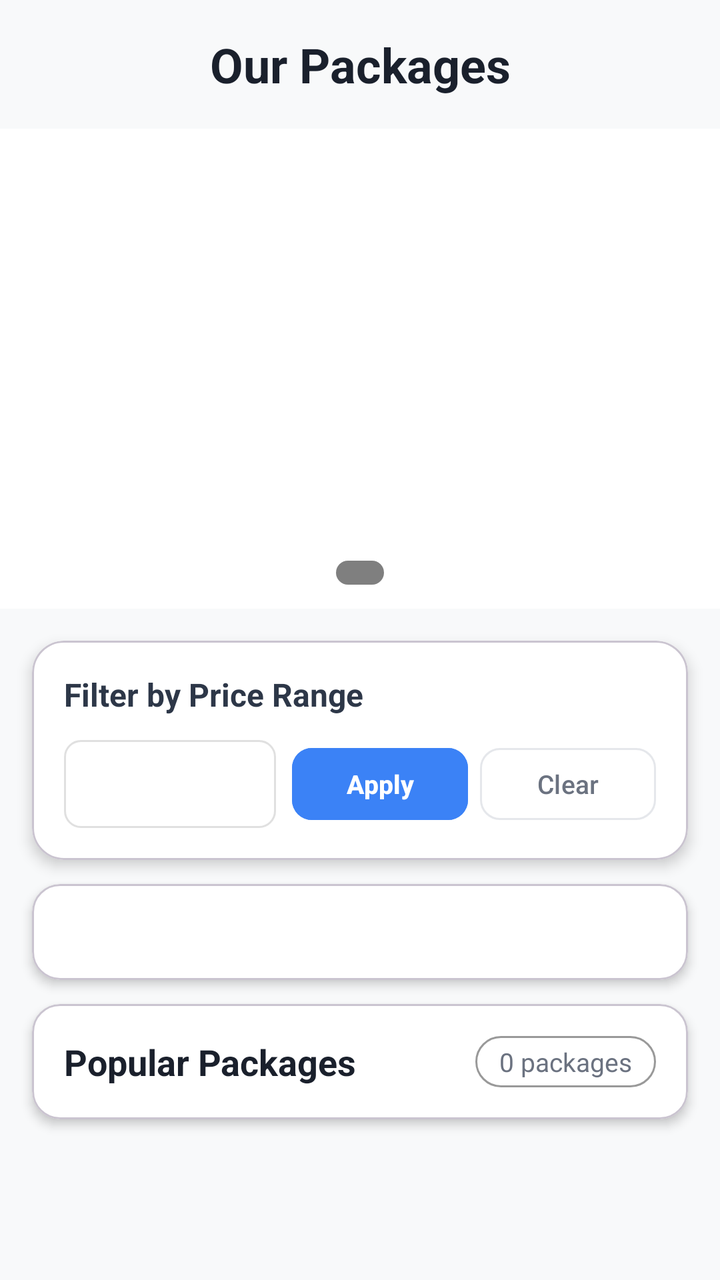
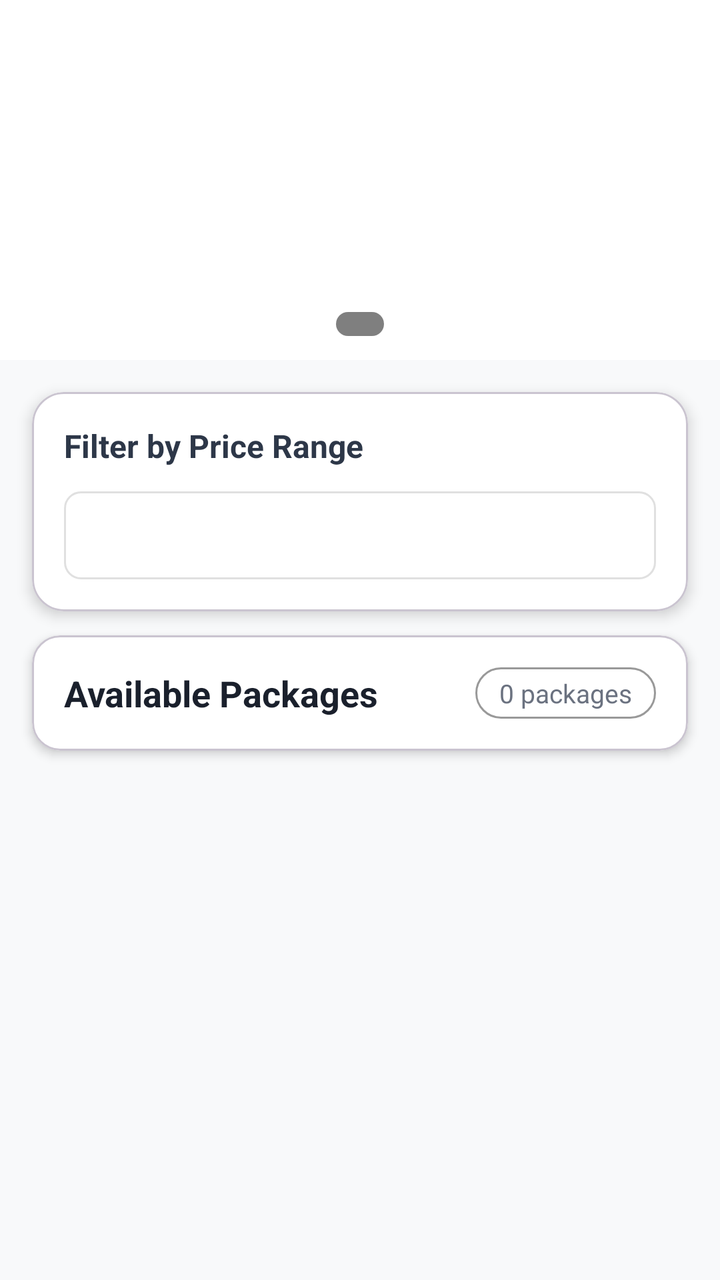

Before-and-after screenshots of an Android layout around one commit, followed by the original layout XML and the change that was made.
<!-- AndroidManifest.xml: application theme Theme.LabBooking -->
<!-- res/layout/fragment_products.xml -->
<?xml version="1.0" encoding="utf-8"?>
<androidx.core.widget.NestedScrollView xmlns:android="http://schemas.android.com/apk/res/android"
    xmlns:app="http://schemas.android.com/apk/res-auto"
    xmlns:tools="http://schemas.android.com/tools"
    android:layout_width="match_parent"
    android:layout_height="match_parent"
    android:background="#F8F9FA"
    android:fillViewport="true">

    <androidx.constraintlayout.widget.ConstraintLayout
        android:layout_width="match_parent"
        android:layout_height="wrap_content"
        android:paddingBottom="20dp"
        tools:context=".activities.Home.fragments.ProductsFragment">

        
        <TextView
            android:id="@+id/tv_header_title"
            android:layout_width="0dp"
            android:layout_height="wrap_content"
            android:text="Our Packages"
            android:textSize="24sp"
            android:textStyle="bold"
            android:textColor="#1A202C"
            android:gravity="center"
            android:layout_marginTop="16dp"
            android:layout_marginStart="16dp"
            android:layout_marginEnd="16dp"
            app:layout_constraintTop_toTopOf="parent"
            app:layout_constraintStart_toStartOf="parent"
            app:layout_constraintEnd_toEndOf="parent" />

        
        <androidx.constraintlayout.widget.ConstraintLayout
            android:id="@+id/slider_container"
            android:layout_width="match_parent"
            android:layout_height="240dp"
            android:layout_marginTop="16dp"
            android:background="@android:color/white"
            app:layout_constraintTop_toBottomOf="@id/tv_header_title"
            app:layout_constraintStart_toStartOf="parent"
            app:layout_constraintEnd_toEndOf="parent">

            <androidx.viewpager2.widget.ViewPager2
                android:id="@+id/view_page_slider"
                android:layout_width="match_parent"
                android:layout_height="match_parent"
                app:layout_constraintTop_toTopOf="parent"
                app:layout_constraintStart_toStartOf="parent"
                app:layout_constraintEnd_toEndOf="parent"
                app:layout_constraintBottom_toTopOf="@id/dots_indicator" />

            
            <LinearLayout
                android:id="@+id/dots_indicator"
                android:layout_width="wrap_content"
                android:layout_height="wrap_content"
                android:orientation="horizontal"
                android:gravity="center"
                android:layout_marginBottom="12dp"
                android:background="@drawable/dots_background"
                android:paddingStart="12dp"
                android:paddingEnd="12dp"
                android:paddingTop="6dp"
                android:paddingBottom="6dp"
                app:layout_constraintBottom_toBottomOf="parent"
                app:layout_constraintStart_toStartOf="parent"
                app:layout_constraintEnd_toEndOf="parent" />

        </androidx.constraintlayout.widget.ConstraintLayout>

        
        <com.google.android.material.card.MaterialCardView
            android:id="@+id/card_filter"
            android:layout_width="0dp"
            android:layout_height="wrap_content"
            android:layout_marginStart="16dp"
            android:layout_marginEnd="16dp"
            android:layout_marginTop="16dp"
            app:cardCornerRadius="16dp"
            app:cardElevation="4dp"
            app:cardBackgroundColor="@android:color/white"
            app:layout_constraintTop_toBottomOf="@id/slider_container"
            app:layout_constraintStart_toStartOf="parent"
            app:layout_constraintEnd_toEndOf="parent">

            <LinearLayout
                android:id="@+id/layout_filter"
                android:layout_width="match_parent"
                android:layout_height="wrap_content"
                android:orientation="vertical"
                android:padding="16dp">

                <TextView
                    android:layout_width="wrap_content"
                    android:layout_height="wrap_content"
                    android:text="Filter by Price Range"
                    android:textSize="16sp"
                    android:textStyle="bold"
                    android:textColor="#2D3748"
                    android:layout_marginBottom="12dp" />

                <LinearLayout
                    android:layout_width="match_parent"
                    android:layout_height="wrap_content"
                    android:orientation="horizontal"
                    android:gravity="center_vertical">

                    <Spinner
                        android:id="@+id/spinner_price_range"
                        android:layout_width="0dp"
                        android:layout_height="44dp"
                        android:layout_weight="1"
                        android:layout_marginEnd="8dp"
                        android:background="@drawable/spinner_background" />

                    <com.google.android.material.button.MaterialButton
                        android:id="@+id/btn_apply_filter"
                        android:layout_width="wrap_content"
                        android:layout_height="44dp"
                        android:text="Apply"
                        android:textColor="@android:color/white"
                        android:backgroundTint="#3B82F6"
                        app:cornerRadius="10dp"
                        android:paddingStart="20dp"
                        android:paddingEnd="20dp"
                        android:textSize="13sp"
                        android:textStyle="bold" />

                    <com.google.android.material.button.MaterialButton
                        android:id="@+id/btn_clear_filter"
                        android:layout_width="wrap_content"
                        android:layout_height="44dp"
                        android:text="Clear"
                        android:textColor="#6B7280"
                        android:backgroundTint="@android:color/transparent"
                        app:strokeColor="#E5E7EB"
                        app:strokeWidth="1dp"
                        app:cornerRadius="10dp"
                        android:layout_marginStart="6dp"
                        android:paddingStart="16dp"
                        android:paddingEnd="16dp"
                        android:textSize="13sp" />

                </LinearLayout>

            </LinearLayout>

        </com.google.android.material.card.MaterialCardView>

        
        <com.google.android.material.card.MaterialCardView
            android:id="@+id/card_tabs"
            android:layout_width="0dp"
            android:layout_height="wrap_content"
            android:layout_marginStart="16dp"
            android:layout_marginEnd="16dp"
            android:layout_marginTop="12dp"
            app:cardCornerRadius="14dp"
            app:cardElevation="3dp"
            app:cardBackgroundColor="@android:color/white"
            app:layout_constraintTop_toBottomOf="@id/card_filter"
            app:layout_constraintStart_toStartOf="parent"
            app:layout_constraintEnd_toEndOf="parent">

            <com.google.android.material.tabs.TabLayout
                android:id="@+id/tab_layout"
                android:layout_width="match_parent"
                android:layout_height="48dp"
                android:background="@android:color/transparent"
                app:tabSelectedTextColor="#3B82F6"
                app:tabTextColor="#6B7280"
                app:tabIndicatorColor="#3B82F6"
                app:tabMode="fixed"
                app:tabGravity="fill"
                app:tabIndicatorHeight="3dp"
                app:tabTextAppearance="@style/TextStyleTab" />

        </com.google.android.material.card.MaterialCardView>

        
        <com.google.android.material.card.MaterialCardView
            android:id="@+id/card_section_header"
            android:layout_width="0dp"
            android:layout_height="wrap_content"
            android:layout_marginStart="16dp"
            android:layout_marginEnd="16dp"
            android:layout_marginTop="12dp"
            app:cardCornerRadius="14dp"
            app:cardElevation="3dp"
            app:cardBackgroundColor="@android:color/white"
            app:layout_constraintTop_toBottomOf="@id/card_tabs"
            app:layout_constraintStart_toStartOf="parent"
            app:layout_constraintEnd_toEndOf="parent">

            <LinearLayout
                android:id="@+id/layout_section_header"
                android:layout_width="match_parent"
                android:layout_height="wrap_content"
                android:orientation="horizontal"
                android:gravity="center_vertical"
                android:padding="16dp">

                <TextView
                    android:id="@+id/tv_section_title"
                    android:layout_width="0dp"
                    android:layout_height="wrap_content"
                    android:layout_weight="1"
                    android:text="Popular Packages"
                    android:textSize="18sp"
                    android:textStyle="bold"
                    android:textColor="#1A202C" />

                <TextView
                    android:id="@+id/tv_package_count"
                    android:layout_width="wrap_content"
                    android:layout_height="wrap_content"
                    android:text="0 packages"
                    android:textSize="13sp"
                    android:textColor="#6B7280"
                    android:background="@drawable/count_badge_background"
                    android:paddingStart="12dp"
                    android:paddingEnd="12dp"
                    android:paddingTop="4dp"
                    android:paddingBottom="4dp" />

            </LinearLayout>

        </com.google.android.material.card.MaterialCardView>

        
        <androidx.recyclerview.widget.RecyclerView
            android:id="@+id/rv_products"
            android:layout_width="0dp"
            android:layout_height="320dp"
            android:clipToPadding="false"
            android:clipChildren="false"
            android:paddingTop="12dp"
            android:paddingBottom="12dp"
            android:paddingStart="8dp"
            android:paddingEnd="8dp"
            android:scrollbars="horizontal"
            android:fadeScrollbars="true"
            android:layout_marginTop="12dp"
            app:layout_constraintTop_toBottomOf="@id/card_section_header"
            app:layout_constraintStart_toStartOf="parent"
            app:layout_constraintEnd_toEndOf="parent"
            tools:listitem="@layout/item_product" />

        
        <ProgressBar
            android:id="@+id/progress_bar"
            android:layout_width="wrap_content"
            android:layout_height="wrap_content"
            android:visibility="gone"
            android:indeterminateTint="#3B82F6"
            app:layout_constraintTop_toTopOf="@id/rv_products"
            app:layout_constraintBottom_toBottomOf="@id/rv_products"
            app:layout_constraintStart_toStartOf="@id/rv_products"
            app:layout_constraintEnd_toEndOf="@id/rv_products" />

        
        <LinearLayout
            android:id="@+id/layout_empty_state"
            android:layout_width="wrap_content"
            android:layout_height="wrap_content"
            android:orientation="vertical"
            android:gravity="center"
            android:visibility="gone"
            app:layout_constraintTop_toTopOf="@id/rv_products"
            app:layout_constraintBottom_toBottomOf="@id/rv_products"
            app:layout_constraintStart_toStartOf="@id/rv_products"
            app:layout_constraintEnd_toEndOf="@id/rv_products">

            <TextView
                android:layout_width="wrap_content"
                android:layout_height="wrap_content"
                android:text="📦"
                android:textSize="48sp"
                android:layout_marginBottom="16dp" />

            <TextView
                android:layout_width="wrap_content"
                android:layout_height="wrap_content"
                android:text="No packages found"
                android:textSize="16sp"
                android:textStyle="bold"
                android:textColor="#4A5568"
                android:layout_marginBottom="6dp" />

            <TextView
                android:layout_width="wrap_content"
                android:layout_height="wrap_content"
                android:text="Try adjusting your filter criteria"
                android:textSize="13sp"
                android:textColor="#9CA3AF" />

        </LinearLayout>

    </androidx.constraintlayout.widget.ConstraintLayout>

</androidx.core.widget.NestedScrollView>
<!-- res/layout/item_product.xml (included above) -->
<?xml version="1.0" encoding="utf-8"?>
<com.google.android.material.card.MaterialCardView
    xmlns:android="http://schemas.android.com/apk/res/android"
    xmlns:app="http://schemas.android.com/apk/res-auto"
    xmlns:tools="http://schemas.android.com/tools"
    android:layout_width="300dp"
    android:layout_height="match_parent"
    app:cardCornerRadius="16dp"
    app:cardElevation="8dp"
    app:cardBackgroundColor="@android:color/white"
    android:layout_marginBottom="8dp"
    android:layout_marginTop="4dp"
    android:layout_marginHorizontal="10dp">

    <androidx.constraintlayout.widget.ConstraintLayout
        android:layout_width="match_parent"
        android:layout_height="match_parent"
        android:padding="0dp">

        <com.google.android.material.imageview.ShapeableImageView
            android:id="@+id/image_product"
            android:layout_width="match_parent"
            android:layout_height="160dp"
            android:scaleType="centerCrop"
            android:src="@drawable/image_not_found"
            app:shapeAppearanceOverlay="@style/RoundedCorners"
            tools:ignore="ContentDescription"
            app:layout_constraintStart_toStartOf="parent"
            app:layout_constraintEnd_toEndOf="parent"
            app:layout_constraintTop_toTopOf="parent"
            android:layout_margin="0dp" />

        
        <TextView
            android:id="@+id/tv_product_name"
            android:layout_width="0dp"
            android:layout_height="wrap_content"
            android:text="Sample Product Name"
            android:textStyle="bold"
            android:textSize="16sp"
            android:textColor="#1A202C"
            android:maxLines="1"
            android:ellipsize="end"
            android:paddingStart="12dp"
            android:paddingEnd="12dp"
            android:layout_marginTop="12dp"
            app:layout_constraintTop_toBottomOf="@+id/image_product"
            app:layout_constraintStart_toStartOf="parent"
            app:layout_constraintEnd_toEndOf="parent" />

        
        <TextView
            android:id="@+id/tv_product_description"
            android:layout_width="0dp"
            android:layout_height="wrap_content"
            android:text="This is a sample product description for preview purposes."
            android:textSize="13sp"
            android:textColor="#6B7280"
            android:maxLines="2"
            android:ellipsize="end"
            android:lineSpacingExtra="1dp"
            android:paddingStart="12dp"
            android:paddingEnd="12dp"
            android:layout_marginTop="6dp"
            app:layout_constraintTop_toBottomOf="@+id/tv_product_name"
            app:layout_constraintStart_toStartOf="parent"
            app:layout_constraintEnd_toEndOf="parent" />

        
        <TextView
            android:id="@+id/tv_product_price"
            android:layout_width="0dp"
            android:layout_height="wrap_content"
            android:text="120K VND/H"
            android:textColor="#3B82F6"
            android:textSize="15sp"
            android:textStyle="bold"
            android:maxLines="1"
            android:ellipsize="end"
            android:paddingStart="12dp"
            android:paddingEnd="12dp"
            android:layout_marginTop="8dp"
            android:layout_marginBottom="16dp"
            app:layout_constraintTop_toBottomOf="@+id/tv_product_description"
            app:layout_constraintBottom_toBottomOf="parent"
            app:layout_constraintStart_toStartOf="parent"
            app:layout_constraintEnd_toEndOf="parent"
            app:layout_constraintVertical_bias="1.0" />

    </androidx.constraintlayout.widget.ConstraintLayout>
</com.google.android.material.card.MaterialCardView>
<!-- resources referenced by this layout -->
<resources>
  <!-- drawable count_badge_background (drawable) -->
  <?xml version="1.0" encoding="utf-8"?>
  <shape xmlns:android="http://schemas.android.com/apk/res/android">
      <solid android:color="@android:color/transparent" />
      <stroke
          android:width="1dp"
          android:color="#999999" />
      <corners android:radius="20dp" />
  </shape>
  <!-- drawable dots_background (drawable) -->
  <?xml version="1.0" encoding="utf-8"?>
  <shape xmlns:android="http://schemas.android.com/apk/res/android">
      <solid android:color="#80000000" />
      <corners android:radius="20dp" />
  </shape>
  <!-- drawable image_not_found: png bitmap (drawable, 131702 bytes) -->
  <!-- drawable spinner_background (drawable) -->
  <?xml version="1.0" encoding="utf-8"?>
  <shape xmlns:android="http://schemas.android.com/apk/res/android">
      <solid android:color="@android:color/white" />
      <stroke
          android:width="1dp"
          android:color="#E0E0E0" />
      <corners android:radius="8dp" />
      <padding
          android:left="12dp"
          android:right="12dp"
          android:top="8dp"
          android:bottom="8dp" />
  </shape>
  <style name="RoundedCorners">
          <item name="cornerFamily">rounded</item>
          <item name="cornerSize">12dp</item>
      </style>
  <style name="TextStyleTab" parent="TextAppearance.Design.Tab">
          <item name="android:textSize">14sp</item>
          <item name="android:textStyle">bold</item>
          <item name="textAllCaps">false</item>
      </style>
  <style name="Theme.LabBooking" parent="Base.Theme.LabBooking" />
  <style name="Base.Theme.LabBooking" parent="Theme.Material3.DayNight.NoActionBar">
          
          <item name="colorPrimary">@color/main_900</item>
          <item name="android:statusBarColor">@color/main_900</item>
      </style>
  <color name="main_900">#1c375b</color>
</resources>

<!-- the commit's change to res/layout/fragment_products.xml (unified diff, before → after) -->
@@ -13,31 +13,14 @@
         android:paddingBottom="20dp"
         tools:context=".activities.Home.fragments.ProductsFragment">
 
-        
-        <TextView
-            android:id="@+id/tv_header_title"
-            android:layout_width="0dp"
-            android:layout_height="wrap_content"
-            android:text="Our Packages"
-            android:textSize="24sp"
-            android:textStyle="bold"
-            android:textColor="#1A202C"
-            android:gravity="center"
-            android:layout_marginTop="16dp"
-            android:layout_marginStart="16dp"
-            android:layout_marginEnd="16dp"
-            app:layout_constraintTop_toTopOf="parent"
-            app:layout_constraintStart_toStartOf="parent"
-            app:layout_constraintEnd_toEndOf="parent" />
 
         
         <androidx.constraintlayout.widget.ConstraintLayout
             android:id="@+id/slider_container"
             android:layout_width="match_parent"
-            android:layout_height="240dp"
-            android:layout_marginTop="16dp"
+            android:layout_height="180dp"
             android:background="@android:color/white"
-            app:layout_constraintTop_toBottomOf="@id/tv_header_title"
+            app:layout_constraintTop_toTopOf="parent"
             app:layout_constraintStart_toStartOf="parent"
             app:layout_constraintEnd_toEndOf="parent">
 
@@ -100,57 +83,22 @@
                     android:textColor="#2D3748"
                     android:layout_marginBottom="12dp" />
 
-                <LinearLayout
+                <Spinner
+                    android:id="@+id/spinner_price_range"
                     android:layout_width="match_parent"
-                    android:layout_height="wrap_content"
-                    android:orientation="horizontal"
-                    android:gravity="center_vertical">
-
-                    <Spinner
-                        android:id="@+id/spinner_price_range"
-                        android:layout_width="0dp"
-                        android:layout_height="44dp"
-                        android:layout_weight="1"
-                        android:layout_marginEnd="8dp"
-                        android:background="@drawable/spinner_background" />
-
-                    <com.google.android.material.button.MaterialButton
-                        android:id="@+id/btn_apply_filter"
-                        android:layout_width="wrap_content"
-                        android:layout_height="44dp"
-                        android:text="Apply"
-                        android:textColor="@android:color/white"
-                        android:backgroundTint="#3B82F6"
-                        app:cornerRadius="10dp"
-                        android:paddingStart="20dp"
-                        android:paddingEnd="20dp"
-                        android:textSize="13sp"
-                        android:textStyle="bold" />
-
-                    <com.google.android.material.button.MaterialButton
-                        android:id="@+id/btn_clear_filter"
-                        android:layout_width="wrap_content"
-                        android:layout_height="44dp"
-                        android:text="Clear"
-                        android:textColor="#6B7280"
-                        android:backgroundTint="@android:color/transparent"
-                        app:strokeColor="#E5E7EB"
-                        app:strokeWidth="1dp"
-                        app:cornerRadius="10dp"
-                        android:layout_marginStart="6dp"
-                        android:paddingStart="16dp"
-                        android:paddingEnd="16dp"
-                        android:textSize="13sp" />
-
-                </LinearLayout>
+                    android:layout_height="44dp"
+                    android:background="@drawable/spinner_background" />
 
             </LinearLayout>
 
         </com.google.android.material.card.MaterialCardView>
 
         
+        
+
+        
         <com.google.android.material.card.MaterialCardView
-            android:id="@+id/card_tabs"
+            android:id="@+id/card_section_header"
             android:layout_width="0dp"
             android:layout_height="wrap_content"
             android:layout_marginStart="16dp"
@@ -163,36 +111,6 @@
             app:layout_constraintStart_toStartOf="parent"
             app:layout_constraintEnd_toEndOf="parent">
 
-            <com.google.android.material.tabs.TabLayout
-                android:id="@+id/tab_layout"
-                android:layout_width="match_parent"
-                android:layout_height="48dp"
-                android:background="@android:color/transparent"
-                app:tabSelectedTextColor="#3B82F6"
-                app:tabTextColor="#6B7280"
-                app:tabIndicatorColor="#3B82F6"
-                app:tabMode="fixed"
-                app:tabGravity="fill"
-                app:tabIndicatorHeight="3dp"
-                app:tabTextAppearance="@style/TextStyleTab" />
-
-        </com.google.android.material.card.MaterialCardView>
-
-        
-        <com.google.android.material.card.MaterialCardView
-            android:id="@+id/card_section_header"
-            android:layout_width="0dp"
-            android:layout_height="wrap_content"
-            android:layout_marginStart="16dp"
-            android:layout_marginEnd="16dp"
-            android:layout_marginTop="12dp"
-            app:cardCornerRadius="14dp"
-            app:cardElevation="3dp"
-            app:cardBackgroundColor="@android:color/white"
-            app:layout_constraintTop_toBottomOf="@id/card_tabs"
-            app:layout_constraintStart_toStartOf="parent"
-            app:layout_constraintEnd_toEndOf="parent">
-
             <LinearLayout
                 android:id="@+id/layout_section_header"
                 android:layout_width="match_parent"
@@ -206,7 +124,7 @@
                     android:layout_width="0dp"
                     android:layout_height="wrap_content"
                     android:layout_weight="1"
-                    android:text="Popular Packages"
+                    android:text="Available Packages"
                     android:textSize="18sp"
                     android:textStyle="bold"
                     android:textColor="#1A202C" />
<!-- resource entries referenced after the edit -->
@@ -34,11 +34,6 @@
           <item name="cornerFamily">rounded</item>
           <item name="cornerSize">12dp</item>
       </style>
-  <style name="TextStyleTab" parent="TextAppearance.Design.Tab">
-          <item name="android:textSize">14sp</item>
-          <item name="android:textStyle">bold</item>
-          <item name="textAllCaps">false</item>
-      </style>
   <style name="Theme.LabBooking" parent="Base.Theme.LabBooking" />
   <style name="Base.Theme.LabBooking" parent="Theme.Material3.DayNight.NoActionBar">
           
